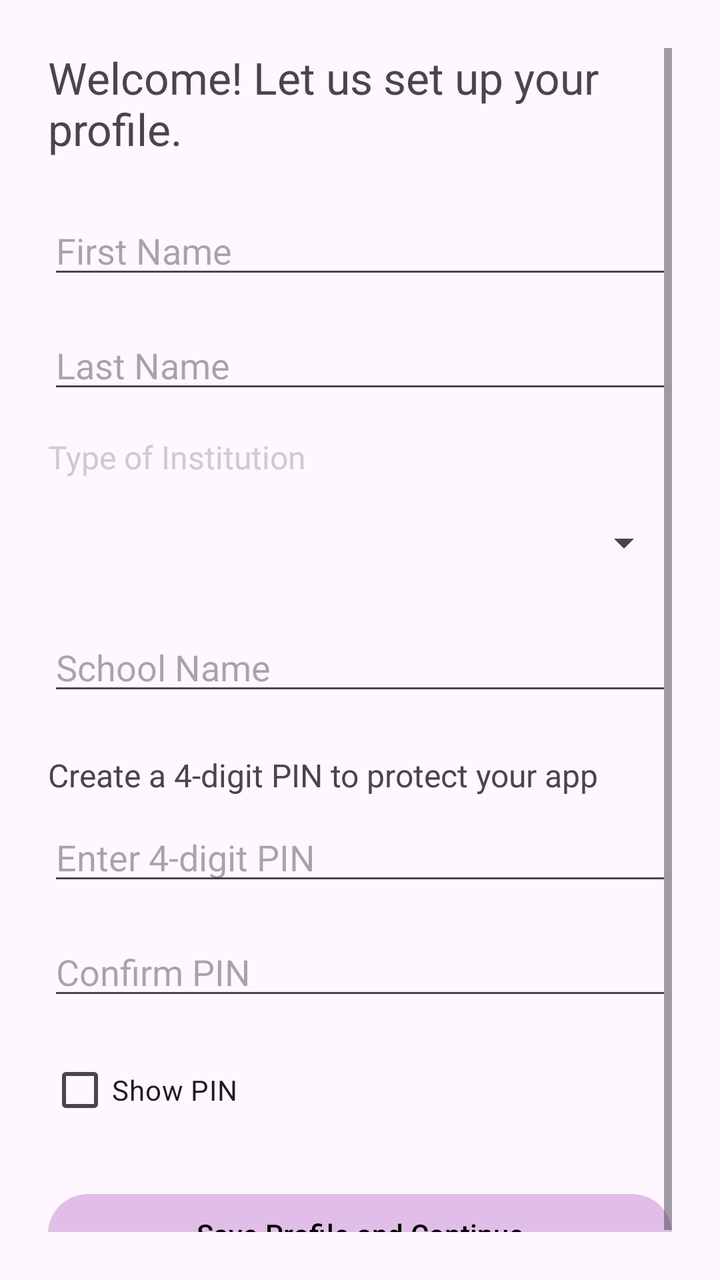
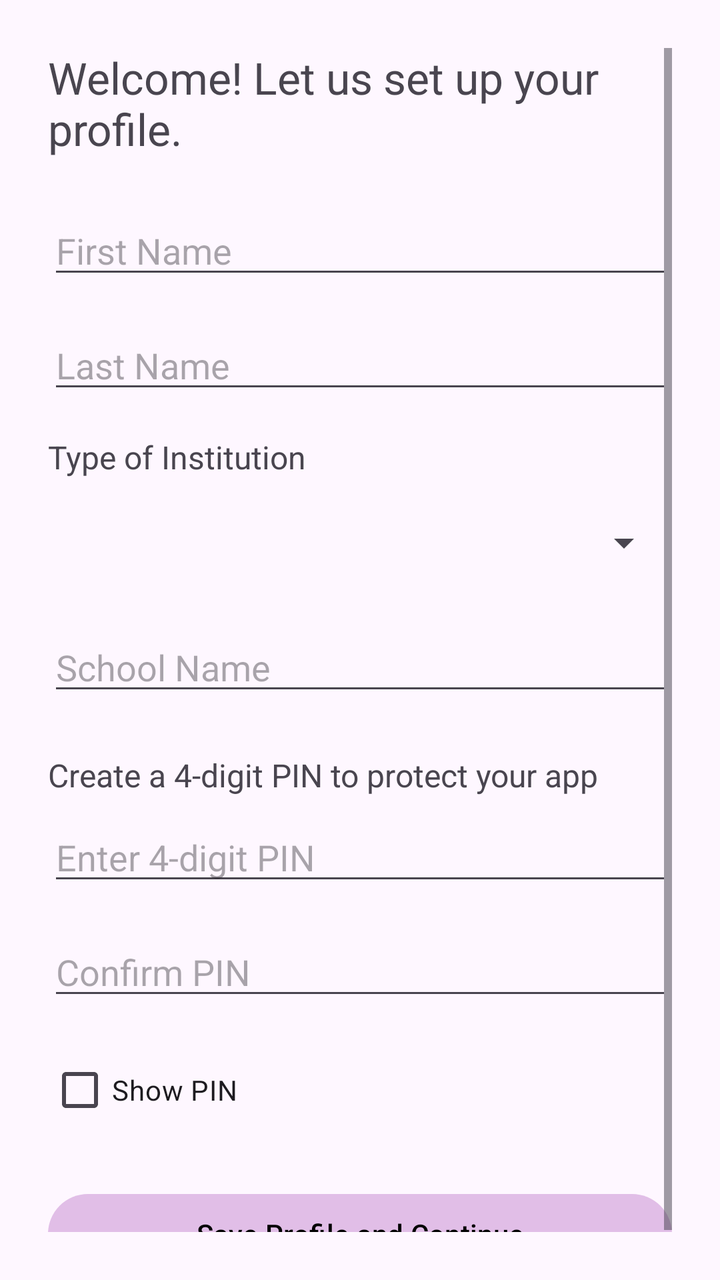

Before-and-after screenshots of an Android layout around one commit, followed by the original layout XML and the change that was made.
<!-- AndroidManifest.xml: application theme Theme.VITeacherToolkit -->
<!-- res/layout/activity_setup_profile.xml -->
<?xml version="1.0" encoding="utf-8"?>
<ScrollView xmlns:android="http://schemas.android.com/apk/res/android"
    android:layout_width="match_parent"
    android:layout_height="match_parent"
    android:padding="24dp">

    <LinearLayout
        android:layout_width="match_parent"
        android:layout_height="wrap_content"
        android:orientation="vertical"
        android:spacing="16dp">

        <TextView
            android:id="@+id/tvTitle"
            android:layout_width="match_parent"
            android:layout_height="wrap_content"
            android:text="Welcome! Let us set up your profile."
            android:textSize="22sp"
            android:layout_marginBottom="24dp"
            android:accessibilityHeading="true"
            android:importantForAccessibility="yes"/>

        <EditText
            android:id="@+id/etFirstName"
            android:layout_width="match_parent"
            android:layout_height="wrap_content"
            android:hint="First Name"
            android:contentDescription="First Name, required"
            android:inputType="textPersonName"
            android:layout_marginBottom="16dp"/>

        <EditText
            android:id="@+id/etLastName"
            android:layout_width="match_parent"
            android:layout_height="wrap_content"
            android:hint="Last Name"
            android:contentDescription="Last Name, required"
            android:inputType="textPersonName"
            android:layout_marginBottom="16dp"/>

        <TextView
            android:id="@+id/tvInstitutionTypeLabel"
            android:layout_width="match_parent"
            android:layout_height="wrap_content"
            android:text="Type of Institution"
            android:textSize="16sp"
            android:textColor="#CCCCCC"
            android:layout_marginBottom="8dp"
            android:importantForAccessibility="yes"
            android:labelFor="@id/spinnerInstitutionType" />

        <Spinner
            android:id="@+id/spinnerInstitutionType"
            android:layout_width="match_parent"
            android:layout_height="wrap_content"
            android:minHeight="48dp"
            android:layout_marginBottom="16dp"
            android:contentDescription="Type of Institution, select School or College"
            android:spinnerMode="dropdown"
            android:importantForAccessibility="yes" />

        <EditText
            android:id="@+id/etSchoolName"
            android:layout_width="match_parent"
            android:layout_height="wrap_content"
            android:hint="School Name"
            android:contentDescription="School Name, required"
            android:inputType="textCapWords"
            android:layout_marginBottom="24dp"/>

        <TextView
            android:layout_width="match_parent"
            android:layout_height="wrap_content"
            android:text="Create a 4-digit PIN to protect your app"
            android:textSize="16sp"
            android:layout_marginBottom="8dp"/>

        <EditText
            android:id="@+id/etPin"
            android:layout_width="match_parent"
            android:layout_height="wrap_content"
            android:hint="Enter 4-digit PIN"
            android:contentDescription="Enter 4-digit PIN, required"
            android:inputType="numberPassword"
            android:maxLength="4"
            android:layout_marginBottom="16dp"/>

        <EditText
            android:id="@+id/etConfirmPin"
            android:layout_width="match_parent"
            android:layout_height="wrap_content"
            android:hint="Confirm PIN"
            android:contentDescription="Confirm PIN, required"
            android:inputType="numberPassword"
            android:maxLength="4"
            android:layout_marginBottom="16dp"/>

        <CheckBox
            android:id="@+id/cbShowPin"
            android:layout_width="match_parent"
            android:layout_height="wrap_content"
            android:text="Show PIN"
            android:contentDescription="Show PIN numbers"
            android:layout_marginBottom="24dp"/>

        <Button
            android:id="@+id/btnSaveProfile"
            android:layout_width="match_parent"
            android:layout_height="wrap_content"
            android:text="Save Profile and Continue"
            android:contentDescription="Save Profile and Continue"/>

    </LinearLayout>

</ScrollView>
<!-- resources referenced by this layout -->
<resources>
  <style name="Theme.VITeacherToolkit" parent="Base.Theme.VITeacherToolkit" />
  <style name="Base.Theme.VITeacherToolkit" parent="Theme.Material3.DayNight.NoActionBar">
          
          <item name="colorPrimary">@color/lavender</item>
          <item name="colorOnPrimary">@color/black</item>
  
          
          <item name="android:spinnerStyle">@style/CustomSpinnerStyle</item>
          <item name="android:spinnerItemStyle">@style/CustomSpinnerItemStyle</item>
          <item name="android:spinnerDropDownItemStyle">@style/CustomSpinnerDropDownItemStyle</item>
          <item name="spinnerDropDownItemStyle">@style/CustomSpinnerDropDownItemStyle</item>
      </style>
  <color name="lavender">#FFE1BEE7</color>
  <color name="black">#FF000000</color>
  <style name="CustomSpinnerStyle" parent="Widget.AppCompat.Spinner">
          <item name="android:popupBackground">@color/grey_dark</item>
      </style>
  <style name="CustomSpinnerItemStyle" parent="Widget.AppCompat.TextView.SpinnerItem">
          <item name="android:textColor">@color/white</item>
          <item name="android:textSize">16sp</item>
      </style>
  <style name="CustomSpinnerDropDownItemStyle" parent="Widget.AppCompat.DropDownItem.Spinner">
          <item name="android:textColor">@color/white</item>
          <item name="android:background">@color/grey_dark</item>
          <item name="android:checkMarkTint">@color/lavender</item>
          <item name="android:textSize">16sp</item>
          <item name="android:padding">12dp</item>
      </style>
  <color name="grey_dark">#FF333333</color>
  <color name="white">#FFFFFFFF</color>
</resources>

<!-- the commit's change to res/layout/activity_setup_profile.xml (unified diff, before → after) -->
@@ -44,7 +44,7 @@
             android:layout_height="wrap_content"
             android:text="Type of Institution"
             android:textSize="16sp"
-            android:textColor="#CCCCCC"
+            android:textColor="?android:attr/textColorSecondary"
             android:layout_marginBottom="8dp"
             android:importantForAccessibility="yes"
             android:labelFor="@id/spinnerInstitutionType" />
<!-- resource entries referenced after the edit -->
@@ -15,20 +15,20 @@
   <color name="lavender">#FFE1BEE7</color>
   <color name="black">#FF000000</color>
   <style name="CustomSpinnerStyle" parent="Widget.AppCompat.Spinner">
-          <item name="android:popupBackground">@color/grey_dark</item>
+          <item name="android:popupBackground">@color/white</item>
       </style>
   <style name="CustomSpinnerItemStyle" parent="Widget.AppCompat.TextView.SpinnerItem">
-          <item name="android:textColor">@color/white</item>
+          <item name="android:textColor">@color/black</item>
           <item name="android:textSize">16sp</item>
       </style>
   <style name="CustomSpinnerDropDownItemStyle" parent="Widget.AppCompat.DropDownItem.Spinner">
-          <item name="android:textColor">@color/white</item>
-          <item name="android:background">@color/grey_dark</item>
-          <item name="android:checkMarkTint">@color/lavender</item>
+          <item name="android:textColor">@color/black</item>
+          <item name="android:background">@color/white</item>
+          <item name="android:checkMarkTint">@color/lavender_dark</item>
           <item name="android:textSize">16sp</item>
           <item name="android:padding">12dp</item>
       </style>
-  <color name="grey_dark">#FF333333</color>
   <color name="white">#FFFFFFFF</color>
+  <color name="lavender_dark">#FFB080FF</color>
 </resources>
 
